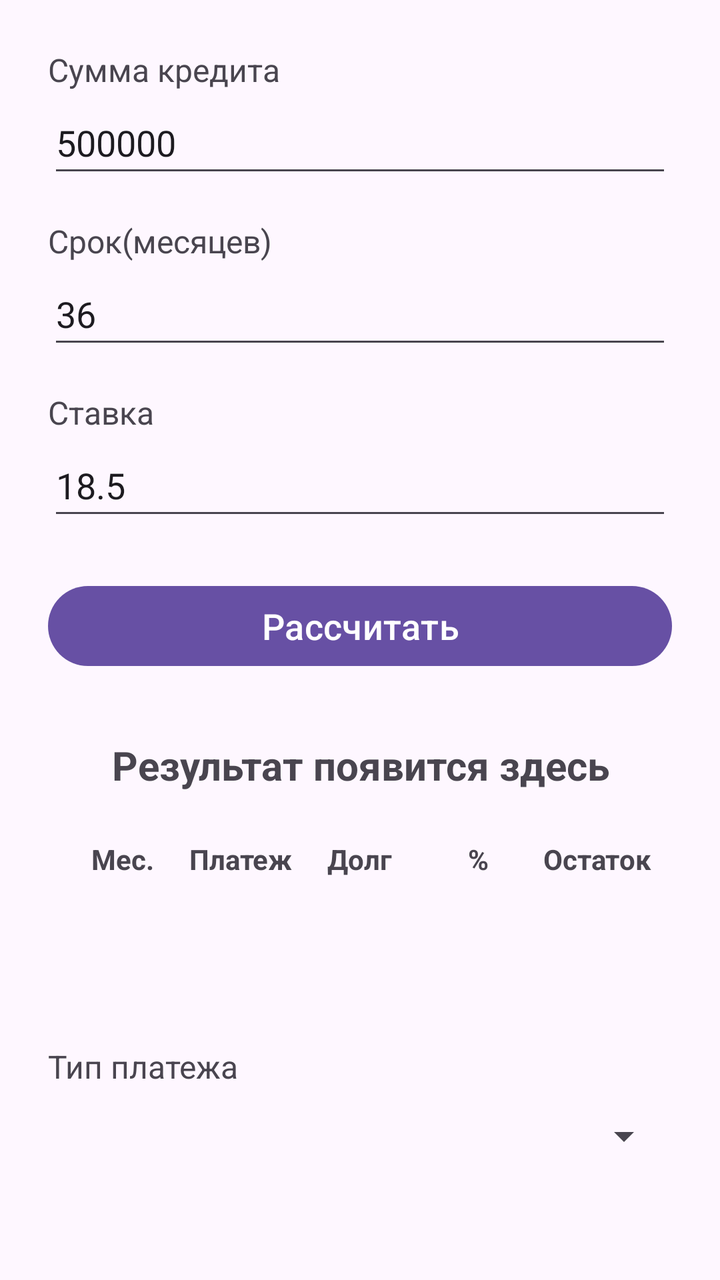
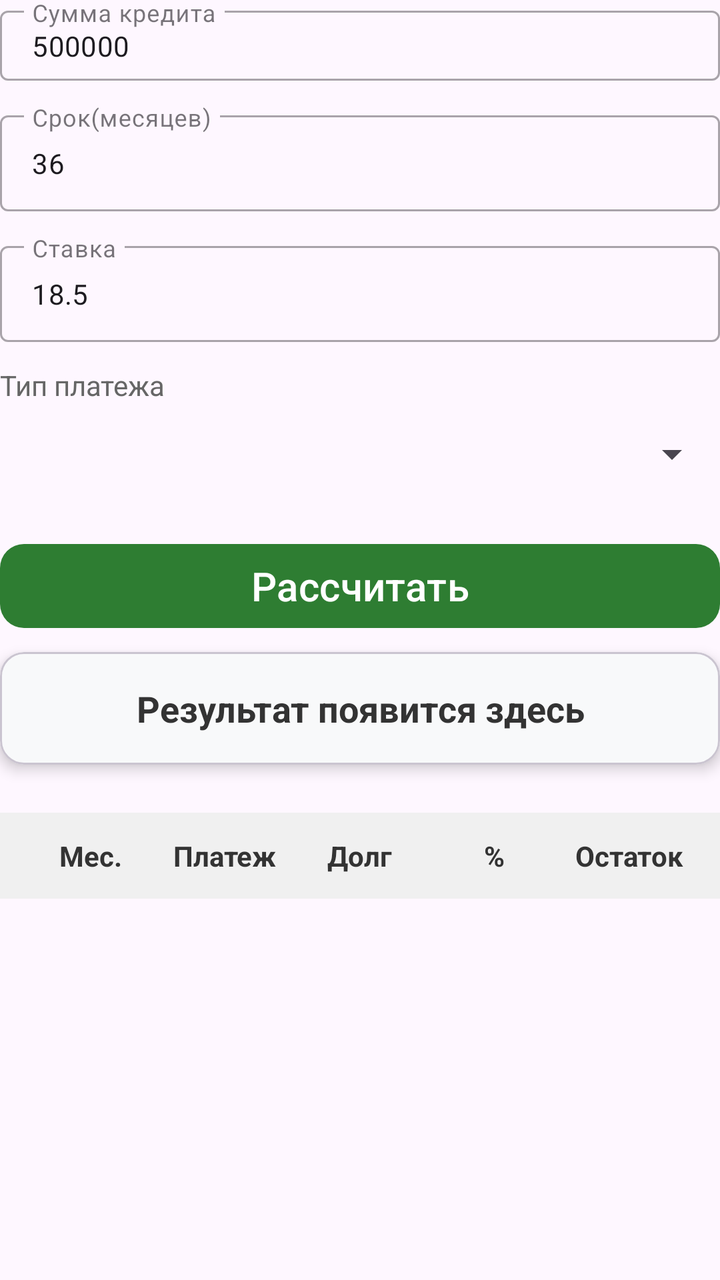

Two renders of the same Android screen: before a commit and after it. Below are the layout's source before the change and the commit's diff.
<!-- AndroidManifest.xml: application theme Theme.MyApplication -->
<!-- res/layout/activity_main.xml -->
<?xml version="1.0" encoding="utf-8"?>
<LinearLayout xmlns:android="http://schemas.android.com/apk/res/android"
    android:layout_width="match_parent"
    android:layout_height="match_parent"
    android:orientation="vertical"
    android:padding="24dp">

    
    <TextView
        android:layout_width="wrap_content"
        android:layout_height="wrap_content"
        android:text="@string/label_amount"
        android:textSize="16sp" />

    <EditText
        android:id="@+id/etAmount"
        android:layout_width="match_parent"
        android:layout_height="wrap_content"
        android:layout_marginBottom="16dp"
        android:autofillHints="none"
        android:hint="@string/label_amount"
        android:inputType="numberDecimal"
        android:maxWidth="300dp"
        android:minHeight="48dp"
        android:text="@string/default_amount" />

    
    <TextView
        android:layout_width="wrap_content"
        android:layout_height="wrap_content"
        android:text="@string/label_term"
        android:textSize="16sp" />

    <EditText
        android:id="@+id/etTerm"
        android:layout_width="match_parent"
        android:layout_height="wrap_content"
        android:layout_marginBottom="16dp"
        android:autofillHints="none"
        android:hint="@string/label_term"
        android:inputType="number"
        android:maxWidth="300dp"
        android:minHeight="48dp"
        android:text="@string/default_term" />

    
    <TextView
        android:layout_width="wrap_content"
        android:layout_height="wrap_content"
        android:text="@string/label_rate"
        android:textSize="16sp" />

    <EditText
        android:id="@+id/etRate"
        android:layout_width="match_parent"
        android:layout_height="wrap_content"
        android:layout_marginBottom="24dp"
        android:autofillHints="none"
        android:hint="@string/label_rate"
        android:inputType="numberDecimal"
        android:maxWidth="300dp"
        android:minHeight="48dp"
        android:text="@string/default_rate" />

    <Button
        android:id="@+id/btnCalculate"
        android:layout_width="match_parent"
        android:layout_height="wrap_content"
        android:maxWidth="300dp"
        android:text="@string/btn_calculate"
        android:textSize="18sp" />

    <TextView
        android:id="@+id/tvResult"
        android:layout_width="match_parent"
        android:layout_height="wrap_content"
        android:layout_marginTop="32dp"
        android:gravity="center"
        android:text="@string/hint_result"
        android:textSize="20sp"
        android:textStyle="bold" />

    
    <LinearLayout
        android:layout_width="match_parent"
        android:layout_height="wrap_content"
        android:orientation="horizontal"
        android:padding="8dp"
        android:layout_marginTop="16dp">

        <TextView android:layout_width="0dp" android:layout_weight="1" android:layout_height="wrap_content" android:text="Мес." android:gravity="center" android:textStyle="bold"/>
        <TextView android:layout_width="0dp" android:layout_weight="1" android:layout_height="wrap_content" android:text="Платеж" android:gravity="center" android:textStyle="bold"/>
        <TextView android:layout_width="0dp" android:layout_weight="1" android:layout_height="wrap_content" android:text="Долг" android:gravity="center" android:textStyle="bold"/>
        <TextView android:layout_width="0dp" android:layout_weight="1" android:layout_height="wrap_content" android:text="%" android:gravity="center" android:textStyle="bold"/>
        <TextView android:layout_width="0dp" android:layout_weight="1" android:layout_height="wrap_content" android:text="Остаток" android:gravity="center" android:textStyle="bold"/>
    </LinearLayout>

    
    <androidx.recyclerview.widget.RecyclerView
        android:id="@+id/recyclerViewPayments"
        android:layout_width="match_parent"
        android:layout_height="0dp"
        android:layout_weight="1"
        android:layout_marginTop="8dp" />


    <TextView
        android:layout_width="wrap_content"
        android:layout_height="wrap_content"
        android:text="@string/default_type_pay"
        android:textSize="16sp" />

    <Spinner
        android:id="@+id/spinnerType"
        android:layout_width="match_parent"
        android:layout_height="48dp"
        android:layout_marginBottom="24dp" />

</LinearLayout>
<!-- resources referenced by this layout -->
<resources>
  <string name="btn_calculate">Рассчитать</string>
  <string name="default_amount">500000</string>
  <string name="default_rate">18.5</string>
  <string name="default_term">36</string>
  <string name="default_type_pay">Тип платежа</string>
  <string name="hint_result">Результат появится здесь</string>
  <string name="label_amount">Сумма кредита</string>
  <string name="label_rate">Ставка</string>
  <string name="label_term">Срок(месяцев)</string>
  <style name="Theme.MyApplication" parent="Base.Theme.MyApplication" />
  <style name="Base.Theme.MyApplication" parent="Theme.Material3.DayNight.NoActionBar">
          
          
      </style>
</resources>

<!-- the commit's change to res/layout/activity_main.xml (unified diff, before → after) -->
@@ -1,98 +1,185 @@
 <?xml version="1.0" encoding="utf-8"?>
 <LinearLayout xmlns:android="http://schemas.android.com/apk/res/android"
+    xmlns:app="http://schemas.android.com/apk/res-auto"
     android:layout_width="match_parent"
     android:layout_height="match_parent"
     android:orientation="vertical"
-    android:padding="24dp">
+    android:paddingBottom="18dp">
+
+    <LinearLayout
+        android:layout_width="match_parent"
+        android:layout_height="wrap_content"
+        android:orientation="vertical">
+
+        
+        <com.google.android.material.textfield.TextInputLayout
+            android:layout_width="match_parent"
+            android:layout_height="wrap_content"
+            android:layout_marginBottom="12dp"
+            android:hint="@string/label_amount"
+            android:maxWidth="300dp"
+            style="@style/Widget.MaterialComponents.TextInputLayout.OutlinedBox">
+
+            <com.google.android.material.textfield.TextInputEditText
+                android:id="@+id/etAmount"
+                android:layout_width="match_parent"
+                android:layout_height="wrap_content"
+                android:inputType="numberDecimal"
+                android:paddingTop="8dp"
+                android:paddingBottom="8dp"
+                android:text="@string/default_amount"
+                android:textSize="14sp" />
+        </com.google.android.material.textfield.TextInputLayout>
+
+        
+        <com.google.android.material.textfield.TextInputLayout
+            android:layout_width="match_parent"
+            android:layout_height="wrap_content"
+            android:layout_marginBottom="12dp"
+            android:hint="@string/label_term"
+            android:maxWidth="300dp"
+        style="@style/Widget.MaterialComponents.TextInputLayout.OutlinedBox">
+
+            <com.google.android.material.textfield.TextInputEditText
+                android:id="@+id/etTerm"
+                android:layout_width="match_parent"
+                android:layout_height="wrap_content"
+                android:inputType="number"
+                android:paddingTop="8dp"
+                android:paddingBottom="8dp"
+                android:minHeight="48dp"
+                android:text="@string/default_term"
+                android:textSize="14sp" />
+        </com.google.android.material.textfield.TextInputLayout>
+
+        
+        <com.google.android.material.textfield.TextInputLayout
+            android:layout_width="match_parent"
+            android:layout_height="wrap_content"
+            android:layout_marginBottom="12dp"
+            android:hint="@string/label_rate"
+            android:maxWidth="300dp"
+            style="@style/Widget.MaterialComponents.TextInputLayout.OutlinedBox">
+
+            <com.google.android.material.textfield.TextInputEditText
+                android:id="@+id/etRate"
+                android:layout_width="match_parent"
+                android:layout_height="wrap_content"
+                android:inputType="numberDecimal"
+                android:minHeight="48dp"
+                android:paddingTop="8dp"
+                android:paddingBottom="8dp"
+                android:text="@string/default_rate"
+                android:textSize="14sp" />
+        </com.google.android.material.textfield.TextInputLayout>
+
+        
+        <TextView
+            android:layout_width="wrap_content"
+            android:layout_height="wrap_content"
+            android:text="@string/label_payment_type"
+            android:textColor="#666666"
+            android:textSize="14sp" />
+
+        <Spinner
+            android:id="@+id/spinnerType"
+            android:layout_width="match_parent"
+            android:layout_height="50dp"
+            android:layout_marginBottom="16dp" />
+
+        
+        <com.google.android.material.button.MaterialButton
+            android:id="@+id/btnCalculate"
+            android:layout_width="match_parent"
+            android:layout_height="50dp"
+            android:layout_marginBottom="8dp"
+            android:maxWidth="300dp"
+            android:text="@string/btn_calculate"
+            android:textSize="20sp"
+            app:backgroundTint="#2E7D32"
+            app:cornerRadius="12dp" />
+
+    </LinearLayout>
 
     
-    <TextView
-        android:layout_width="wrap_content"
-        android:layout_height="wrap_content"
-        android:text="@string/label_amount"
-        android:textSize="16sp" />
-
-    <EditText
-        android:id="@+id/etAmount"
-        android:layout_width="match_parent"
-        android:layout_height="wrap_content"
-        android:layout_marginBottom="16dp"
-        android:autofillHints="none"
-        android:hint="@string/label_amount"
-        android:inputType="numberDecimal"
-        android:maxWidth="300dp"
-        android:minHeight="48dp"
-        android:text="@string/default_amount" />
-
-    
-    <TextView
-        android:layout_width="wrap_content"
-        android:layout_height="wrap_content"
-        android:text="@string/label_term"
-        android:textSize="16sp" />
-
-    <EditText
-        android:id="@+id/etTerm"
-        android:layout_width="match_parent"
-        android:layout_height="wrap_content"
-        android:layout_marginBottom="16dp"
-        android:autofillHints="none"
-        android:hint="@string/label_term"
-        android:inputType="number"
-        android:maxWidth="300dp"
-        android:minHeight="48dp"
-        android:text="@string/default_term" />
-
-    
-    <TextView
-        android:layout_width="wrap_content"
-        android:layout_height="wrap_content"
-        android:text="@string/label_rate"
-        android:textSize="16sp" />
-
-    <EditText
-        android:id="@+id/etRate"
+    <com.google.android.material.card.MaterialCardView
         android:layout_width="match_parent"
         android:layout_height="wrap_content"
         android:layout_marginBottom="24dp"
-        android:autofillHints="none"
-        android:hint="@string/label_rate"
-        android:inputType="numberDecimal"
-        android:maxWidth="300dp"
-        android:minHeight="48dp"
-        android:text="@string/default_rate" />
+        app:cardBackgroundColor="#F8F9FA"
+        app:cardCornerRadius="12dp"
+        app:cardElevation="4dp">
 
-    <Button
-        android:id="@+id/btnCalculate"
-        android:layout_width="match_parent"
-        android:layout_height="wrap_content"
-        android:maxWidth="300dp"
-        android:text="@string/btn_calculate"
-        android:textSize="18sp" />
-
-    <TextView
-        android:id="@+id/tvResult"
-        android:layout_width="match_parent"
-        android:layout_height="wrap_content"
-        android:layout_marginTop="32dp"
-        android:gravity="center"
-        android:text="@string/hint_result"
-        android:textSize="20sp"
-        android:textStyle="bold" />
+        <TextView
+            android:id="@+id/tvResult"
+            android:layout_width="match_parent"
+            android:layout_height="wrap_content"
+            android:gravity="center"
+            android:padding="16dp"
+            android:text="@string/hint_result"
+            android:textColor="#333333"
+            android:textSize="18sp"
+            android:textStyle="bold" />
+    </com.google.android.material.card.MaterialCardView>
 
     
     <LinearLayout
         android:layout_width="match_parent"
         android:layout_height="wrap_content"
+        android:layout_marginBottom="8dp"
+        android:background="#F0F0F0"
         android:orientation="horizontal"
-        android:padding="8dp"
-        android:layout_marginTop="16dp">
+        android:padding="12dp">
 
-        <TextView android:layout_width="0dp" android:layout_weight="1" android:layout_height="wrap_content" android:text="Мес." android:gravity="center" android:textStyle="bold"/>
-        <TextView android:layout_width="0dp" android:layout_weight="1" android:layout_height="wrap_content" android:text="Платеж" android:gravity="center" android:textStyle="bold"/>
-        <TextView android:layout_width="0dp" android:layout_weight="1" android:layout_height="wrap_content" android:text="Долг" android:gravity="center" android:textStyle="bold"/>
-        <TextView android:layout_width="0dp" android:layout_weight="1" android:layout_height="wrap_content" android:text="%" android:gravity="center" android:textStyle="bold"/>
-        <TextView android:layout_width="0dp" android:layout_weight="1" android:layout_height="wrap_content" android:text="Остаток" android:gravity="center" android:textStyle="bold"/>
+        <TextView
+            android:layout_width="0dp"
+            android:layout_height="wrap_content"
+            android:layout_weight="1"
+            android:gravity="center"
+            android:text="@string/col_month"
+            android:textColor="#333333"
+            android:textSize="14sp"
+            android:textStyle="bold" />
+
+        <TextView
+            android:layout_width="0dp"
+            android:layout_height="wrap_content"
+            android:layout_weight="1"
+            android:gravity="center"
+            android:text="@string/col_payment"
+            android:textColor="#333333"
+            android:textSize="14sp"
+            android:textStyle="bold" />
+
+        <TextView
+            android:layout_width="0dp"
+            android:layout_height="wrap_content"
+            android:layout_weight="1"
+            android:gravity="center"
+            android:text="@string/col_principal"
+            android:textColor="#333333"
+            android:textSize="14sp"
+            android:textStyle="bold" />
+
+        <TextView
+            android:layout_width="0dp"
+            android:layout_height="wrap_content"
+            android:layout_weight="1"
+            android:gravity="center"
+            android:text="@string/col_interest"
+            android:textColor="#333333"
+            android:textSize="14sp"
+            android:textStyle="bold" />
+
+        <TextView
+            android:layout_width="0dp"
+            android:layout_height="wrap_content"
+            android:layout_weight="1"
+            android:gravity="center"
+            android:text="@string/col_remaining"
+            android:textColor="#333333"
+            android:textSize="14sp"
+            android:textStyle="bold" />
     </LinearLayout>
 
     
@@ -100,20 +187,5 @@
         android:id="@+id/recyclerViewPayments"
         android:layout_width="match_parent"
         android:layout_height="0dp"
-        android:layout_weight="1"
-        android:layout_marginTop="8dp" />
-
-
-    <TextView
-        android:layout_width="wrap_content"
-        android:layout_height="wrap_content"
-        android:text="@string/default_type_pay"
-        android:textSize="16sp" />
-
-    <Spinner
-        android:id="@+id/spinnerType"
-        android:layout_width="match_parent"
-        android:layout_height="48dp"
-        android:layout_marginBottom="24dp" />
-
+        android:layout_weight="1" />
 </LinearLayout>
<!-- resource entries referenced after the edit -->
@@ -1,12 +1,17 @@
 <!-- resources referenced by this layout -->
 <resources>
   <string name="btn_calculate">Рассчитать</string>
+  <string name="col_interest">%</string>
+  <string name="col_month">Мес.</string>
+  <string name="col_payment">Платеж</string>
+  <string name="col_principal">Долг</string>
+  <string name="col_remaining">Остаток</string>
   <string name="default_amount">500000</string>
   <string name="default_rate">18.5</string>
   <string name="default_term">36</string>
-  <string name="default_type_pay">Тип платежа</string>
   <string name="hint_result">Результат появится здесь</string>
   <string name="label_amount">Сумма кредита</string>
+  <string name="label_payment_type">Тип платежа</string>
   <string name="label_rate">Ставка</string>
   <string name="label_term">Срок(месяцев)</string>
   <style name="Theme.MyApplication" parent="Base.Theme.MyApplication" />
